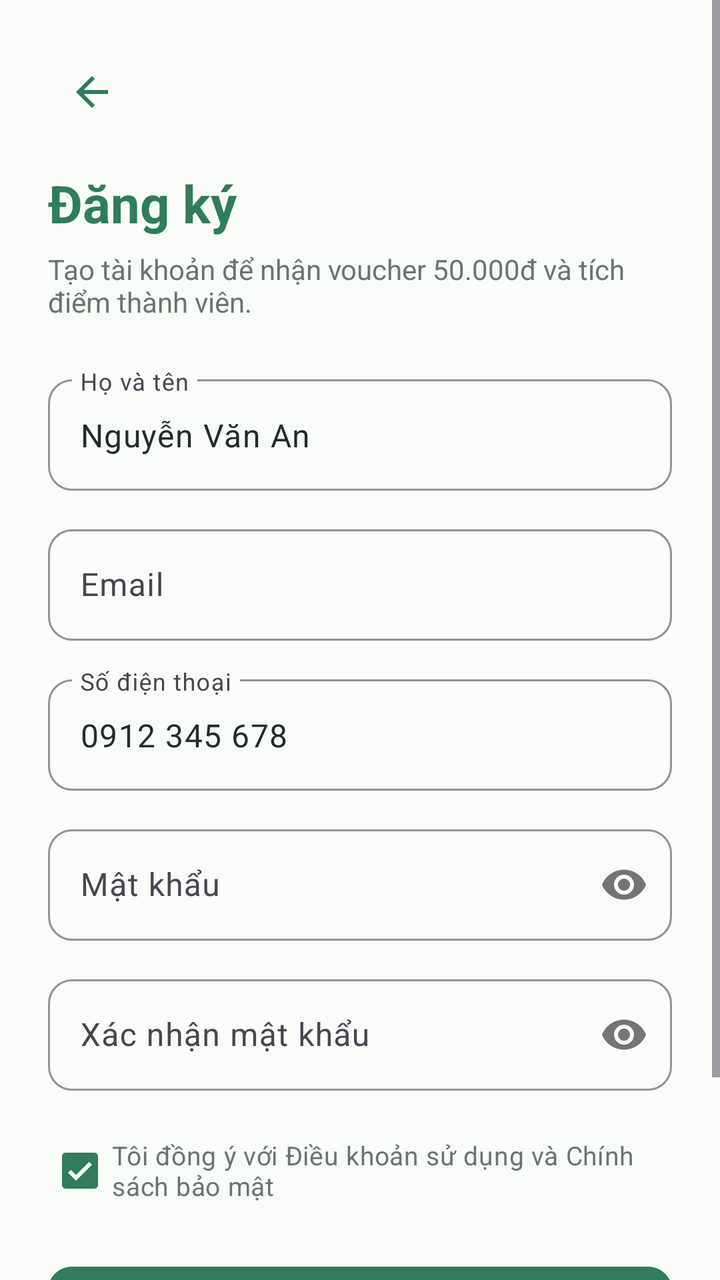
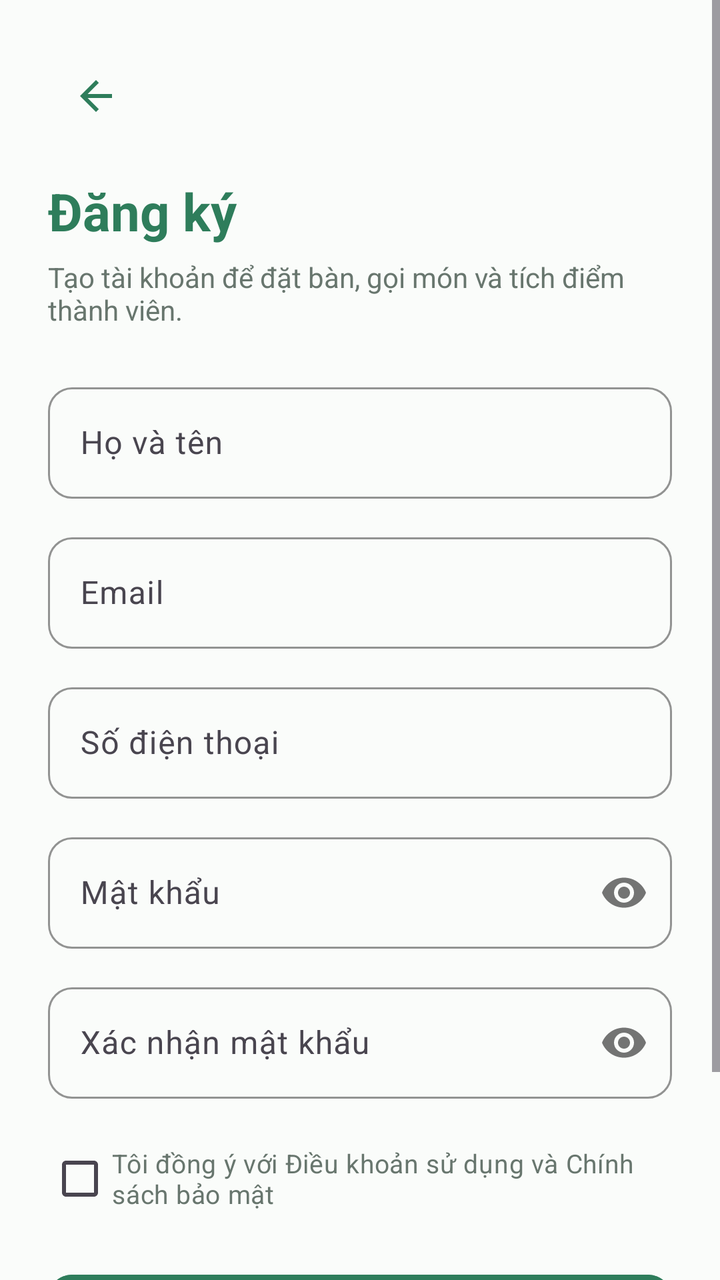

Screens rendered from an Android XML layout before and after an edit, with the pre-edit source and the edit as a unified diff.
<!-- AndroidManifest.xml: application theme Theme.VietTable -->
<!-- res/layout/fragment_register.xml -->
<?xml version="1.0" encoding="utf-8"?>
<ScrollView
    xmlns:android="http://schemas.android.com/apk/res/android"
    xmlns:app="http://schemas.android.com/apk/res-auto"
    android:layout_width="match_parent"
    android:layout_height="match_parent"
    android:background="@color/bg_cream"
    android:fillViewport="true">

    <LinearLayout
        android:layout_width="match_parent"
        android:layout_height="wrap_content"
        android:orientation="vertical"
        android:padding="24dp"
        android:tag="safe_all">

        <ImageButton
            android:id="@+id/btnBack"
            android:layout_width="44dp"
            android:layout_height="44dp"
            android:background="?attr/selectableItemBackgroundBorderless"
            android:src="@drawable/ic_back"
            app:tint="@color/primary" />

        <TextView
            android:layout_width="wrap_content"
            android:layout_height="wrap_content"
            android:layout_marginTop="16dp"
            android:text="@string/auth_register"
            android:textColor="@color/primary"
            android:textSize="26sp"
            android:textStyle="bold" />

        <TextView
            android:layout_width="wrap_content"
            android:layout_height="wrap_content"
            android:layout_marginTop="6dp"
            android:text="Tạo tài khoản để nhận voucher 50.000đ và tích điểm thành viên."
            android:textColor="@color/text_secondary"
            android:textSize="14sp" />

        <com.google.android.material.textfield.TextInputLayout
            android:id="@+id/tilFullName"
            style="@style/Widget.VietTable.TextInputLayout"
            android:layout_width="match_parent"
            android:layout_height="wrap_content"
            android:layout_marginTop="24dp"
            android:hint="@string/auth_full_name">

            <com.google.android.material.textfield.TextInputEditText
                android:id="@+id/etFullName"
                android:layout_width="match_parent"
                android:layout_height="wrap_content"
                android:inputType="textPersonName"
                android:text="Nguyễn Văn An" />
        </com.google.android.material.textfield.TextInputLayout>

        <com.google.android.material.textfield.TextInputLayout
            android:id="@+id/tilEmail"
            style="@style/Widget.VietTable.TextInputLayout"
            android:layout_width="match_parent"
            android:layout_height="wrap_content"
            android:layout_marginTop="14dp"
            android:hint="@string/auth_email">

            <com.google.android.material.textfield.TextInputEditText
                android:id="@+id/etEmail"
                android:layout_width="match_parent"
                android:layout_height="wrap_content"
                android:inputType="textEmailAddress" />
        </com.google.android.material.textfield.TextInputLayout>

        <com.google.android.material.textfield.TextInputLayout
            android:id="@+id/tilPhone"
            style="@style/Widget.VietTable.TextInputLayout"
            android:layout_width="match_parent"
            android:layout_height="wrap_content"
            android:layout_marginTop="14dp"
            android:hint="@string/auth_phone">

            <com.google.android.material.textfield.TextInputEditText
                android:id="@+id/etPhone"
                android:layout_width="match_parent"
                android:layout_height="wrap_content"
                android:inputType="phone"
                android:text="0912 345 678" />
        </com.google.android.material.textfield.TextInputLayout>

        <com.google.android.material.textfield.TextInputLayout
            android:id="@+id/tilPassword"
            style="@style/Widget.VietTable.TextInputLayout"
            android:layout_width="match_parent"
            android:layout_height="wrap_content"
            android:layout_marginTop="14dp"
            android:hint="@string/auth_password"
            app:passwordToggleEnabled="true">

            <com.google.android.material.textfield.TextInputEditText
                android:id="@+id/etPassword"
                android:layout_width="match_parent"
                android:layout_height="wrap_content"
                android:inputType="textPassword" />
        </com.google.android.material.textfield.TextInputLayout>

        <com.google.android.material.textfield.TextInputLayout
            android:id="@+id/tilConfirmPassword"
            style="@style/Widget.VietTable.TextInputLayout"
            android:layout_width="match_parent"
            android:layout_height="wrap_content"
            android:layout_marginTop="14dp"
            android:hint="@string/auth_confirm_password"
            app:passwordToggleEnabled="true">

            <com.google.android.material.textfield.TextInputEditText
                android:id="@+id/etConfirmPassword"
                android:layout_width="match_parent"
                android:layout_height="wrap_content"
                android:inputType="textPassword" />
        </com.google.android.material.textfield.TextInputLayout>

        <com.google.android.material.checkbox.MaterialCheckBox
            android:id="@+id/cbTerms"
            android:layout_width="match_parent"
            android:layout_height="wrap_content"
            android:layout_marginTop="16dp"
            android:checked="true"
            android:text="@string/auth_terms_agree"
            android:textColor="@color/text_secondary"
            android:textSize="13sp" />

        <TextView
            android:id="@+id/tvError"
            android:layout_width="match_parent"
            android:layout_height="wrap_content"
            android:layout_marginTop="8dp"
            android:textColor="@color/semantic_error"
            android:textSize="13sp"
            android:visibility="gone" />

        <com.google.android.material.button.MaterialButton
            android:id="@+id/btnSubmitRegister"
            style="@style/Widget.VietTable.Button.Primary"
            android:layout_width="match_parent"
            android:layout_height="wrap_content"
            android:layout_marginTop="20dp"
            android:text="@string/auth_register" />

        <TextView
            android:id="@+id/btnGoLogin"
            android:layout_width="wrap_content"
            android:layout_height="wrap_content"
            android:layout_gravity="center_horizontal"
            android:layout_marginTop="20dp"
            android:padding="8dp"
            android:text="@string/auth_have_account"
            android:textColor="@color/primary"
            android:textSize="14sp"
            android:textStyle="bold" />

    </LinearLayout>
</ScrollView>
<!-- resources referenced by this layout -->
<resources>
  <color name="bg_cream">#FAFCFA</color>
  <color name="primary">#2E7D5B</color>
  <color name="semantic_error">#D32F2F</color>
  <color name="text_secondary">#68766E</color>
  <string name="auth_confirm_password">Xác nhận mật khẩu</string>
  <string name="auth_email">Email</string>
  <string name="auth_full_name">Họ và tên</string>
  <string name="auth_password">Mật khẩu</string>
  <string name="auth_phone">Số điện thoại</string>
  <string name="auth_register">Đăng ký</string>
  <dimen name="btn_height_primary">52dp</dimen>
  <dimen name="radius_medium">12dp</dimen>
  <style name="Base.Theme.VietTable" parent="Theme.Material3.Light.NoActionBar">
          
          <item name="colorPrimary">@color/primary</item>
          <item name="colorPrimaryDark">@color/primary_dark</item>
          <item name="colorOnPrimary">@color/on_primary</item>
          <item name="colorPrimaryContainer">@color/primary_container</item>
          <item name="colorOnPrimaryContainer">@color/on_primary_container</item>
  
          <item name="colorSecondary">@color/accent_gold</item>
          <item name="colorOnSecondary">@color/white</item>
          <item name="colorSecondaryContainer">@color/accent_gold_container</item>
          <item name="colorOnSecondaryContainer">@color/accent_gold_dark</item>
  
          <item name="android:colorBackground">@color/bg_cream</item>
          <item name="colorSurface">@color/surface</item>
          <item name="colorOnSurface">@color/text_primary</item>
          <item name="colorSurfaceVariant">@color/surface_variant</item>
  
          <item name="colorError">@color/semantic_error</item>
          <item name="colorOnError">@color/white</item>
  
          
          <item name="android:statusBarColor">@android:color/transparent</item>
          <item name="android:windowLightStatusBar">true</item>
          <item name="android:navigationBarColor">@android:color/transparent</item>
          <item name="android:windowLightNavigationBar">true</item>
  
          
          <item name="colorAccent">@color/primary</item>
          <item name="alertDialogTheme">@style/ThemeOverlay.VietTable.Dialog.Alert</item>
          <item name="materialAlertDialogTheme">@style/ThemeOverlay.VietTable.MaterialAlertDialog</item>
          <item name="buttonBarPositiveButtonStyle">@style/Widget.VietTable.Dialog.Button.Positive</item>
          <item name="buttonBarNegativeButtonStyle">@style/Widget.VietTable.Dialog.Button.Negative</item>
          <item name="buttonBarNeutralButtonStyle">@style/Widget.VietTable.Dialog.Button.Neutral</item>
          <item name="materialButtonStyle">@style/Widget.VietTable.Button.Primary</item>
          <item name="materialButtonOutlinedStyle">@style/Widget.VietTable.Button.Outlined</item>
          <item name="borderlessButtonStyle">@style/Widget.VietTable.Button.Text</item>
          <item name="materialCardViewStyle">@style/Widget.VietTable.Card</item>
          <item name="textInputStyle">@style/Widget.VietTable.TextInputLayout</item>
          <item name="toolbarStyle">@style/Widget.VietTable.Toolbar</item>
          <item name="bottomNavigationStyle">@style/Widget.VietTable.BottomNavigationView</item>
      </style>
  <dimen name="text_button">14sp</dimen>
  <color name="primary_dark">#24654A</color>
  <color name="on_primary">#FFFFFF</color>
  <color name="primary_container">#EEF7F2</color>
  <color name="on_primary_container">#1B4E38</color>
  <color name="accent_gold">#CCA862</color>
  <color name="white">#FFFFFFFF</color>
  <color name="accent_gold_container">#FAF5EB</color>
  <color name="accent_gold_dark">#9E7D33</color>
  <color name="surface">#FFFFFF</color>
  <color name="text_primary">#222D27</color>
  <color name="surface_variant">#F3F7F5</color>
  <color name="transparent">#00000000</color>
  <dimen name="radius_large">16dp</dimen>
  <dimen name="card_elevation">1.5dp</dimen>
  <color name="divider">#E9EFEB</color>
  <dimen name="card_stroke_width">1dp</dimen>
  <!-- unchanged entries left out for length: 21 -->
</resources>

<!-- the commit's change to res/layout/fragment_register.xml (unified diff, before → after) -->
@@ -16,9 +16,10 @@
 
         <ImageButton
             android:id="@+id/btnBack"
-            android:layout_width="44dp"
-            android:layout_height="44dp"
+            android:layout_width="48dp"
+            android:layout_height="48dp"
             android:background="?attr/selectableItemBackgroundBorderless"
+            android:contentDescription="@string/a11y_back"
             android:src="@drawable/ic_back"
             app:tint="@color/primary" />
 
@@ -35,7 +36,7 @@
             android:layout_width="wrap_content"
             android:layout_height="wrap_content"
             android:layout_marginTop="6dp"
-            android:text="Tạo tài khoản để nhận voucher 50.000đ và tích điểm thành viên."
+            android:text="@string/auth_register_intro"
             android:textColor="@color/text_secondary"
             android:textSize="14sp" />
 
@@ -51,8 +52,9 @@
                 android:id="@+id/etFullName"
                 android:layout_width="match_parent"
                 android:layout_height="wrap_content"
+                android:imeOptions="actionNext"
                 android:inputType="textPersonName"
-                android:text="Nguyễn Văn An" />
+                />
         </com.google.android.material.textfield.TextInputLayout>
 
         <com.google.android.material.textfield.TextInputLayout
@@ -67,6 +69,7 @@
                 android:id="@+id/etEmail"
                 android:layout_width="match_parent"
                 android:layout_height="wrap_content"
+                android:imeOptions="actionNext"
                 android:inputType="textEmailAddress" />
         </com.google.android.material.textfield.TextInputLayout>
 
@@ -82,8 +85,9 @@
                 android:id="@+id/etPhone"
                 android:layout_width="match_parent"
                 android:layout_height="wrap_content"
+                android:imeOptions="actionNext"
                 android:inputType="phone"
-                android:text="0912 345 678" />
+                />
         </com.google.android.material.textfield.TextInputLayout>
 
         <com.google.android.material.textfield.TextInputLayout
@@ -99,6 +103,7 @@
                 android:id="@+id/etPassword"
                 android:layout_width="match_parent"
                 android:layout_height="wrap_content"
+                android:imeOptions="actionNext"
                 android:inputType="textPassword" />
         </com.google.android.material.textfield.TextInputLayout>
 
@@ -115,6 +120,7 @@
                 android:id="@+id/etConfirmPassword"
                 android:layout_width="match_parent"
                 android:layout_height="wrap_content"
+                android:imeOptions="actionDone"
                 android:inputType="textPassword" />
         </com.google.android.material.textfield.TextInputLayout>
 
@@ -123,7 +129,7 @@
             android:layout_width="match_parent"
             android:layout_height="wrap_content"
             android:layout_marginTop="16dp"
-            android:checked="true"
+            android:checked="false"
             android:text="@string/auth_terms_agree"
             android:textColor="@color/text_secondary"
             android:textSize="13sp" />
<!-- resource entries referenced after the edit -->
@@ -4,12 +4,14 @@
   <color name="primary">#2E7D5B</color>
   <color name="semantic_error">#D32F2F</color>
   <color name="text_secondary">#68766E</color>
+  <string name="a11y_back">Quay lại</string>
   <string name="auth_confirm_password">Xác nhận mật khẩu</string>
   <string name="auth_email">Email</string>
   <string name="auth_full_name">Họ và tên</string>
   <string name="auth_password">Mật khẩu</string>
   <string name="auth_phone">Số điện thoại</string>
   <string name="auth_register">Đăng ký</string>
+  <string name="auth_register_intro">Tạo tài khoản để đặt bàn, gọi món và tích điểm thành viên.</string>
   <dimen name="btn_height_primary">52dp</dimen>
   <dimen name="radius_medium">12dp</dimen>
   <style name="Base.Theme.VietTable" parent="Theme.Material3.Light.NoActionBar">
@@ -37,7 +39,6 @@
           <item name="android:statusBarColor">@android:color/transparent</item>
           <item name="android:windowLightStatusBar">true</item>
           <item name="android:navigationBarColor">@android:color/transparent</item>
-          <item name="android:windowLightNavigationBar">true</item>
   
           
           <item name="colorAccent">@color/primary</item>
